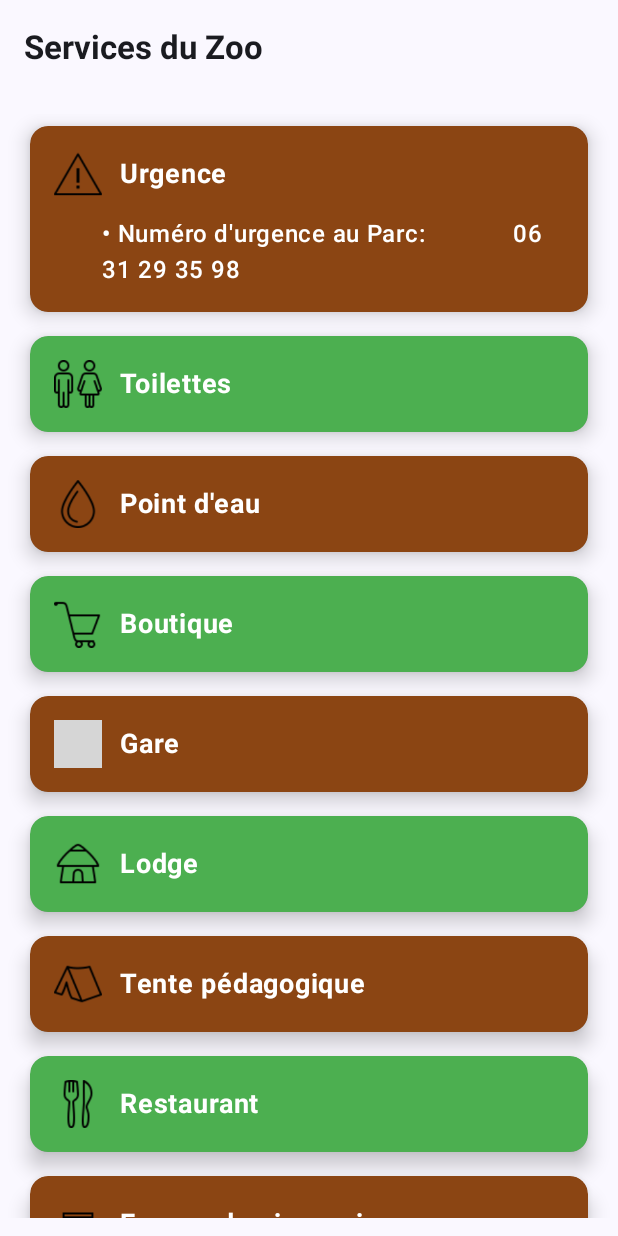
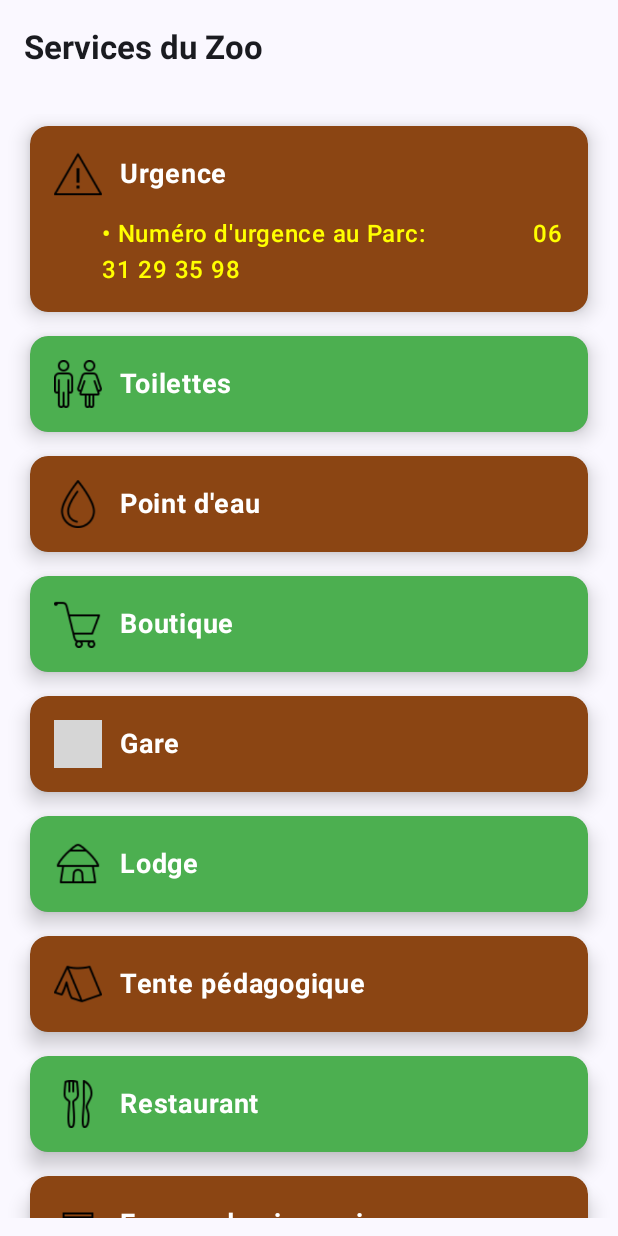
Before and after one commit to enzo30112003/zoo, an Android app built with Jetpack Compose: the ServicesScreen screen opened through its navigation route, after a tap on "Urgence", on a phone screen of 412 x 824 dp. Run offline under Robolectric (Android 15) with nearby library versions, the phone set to English and light mode, and no system bars; our stand-ins replace Firebase (no records; nobody signed in at launch, a user with empty details on screens opened directly); grey boxes are pictures that could not be loaded.

```diff
--- a/app/src/main/java/fr/isen/morelli/zoo/MainActivity.kt
+++ b/app/src/main/java/fr/isen/morelli/zoo/MainActivity.kt
@@ -48,15 +48,15 @@ class MainActivity : ComponentActivity() {
                             FaqScreen(navController = navController)
                         }
                         composable("enclosures") {
-                            EnclosuresScreen(navController = navController)
+                            EnclosuresScreen(navController = navController, repository = repository)
                         }
                         composable("rateanimals") {
                             RateEnclosuresScreen(navController = navController)
                         }
                         composable("modifyenclosures") {
-                            // Passez repository à ModifyEnclosuresScreen
                             ModifyEnclosuresScreen(navController = navController, repository = repository)
                         }
+
                     }
                 }
             }
--- a/app/src/main/java/fr/isen/morelli/zoo/repository/FirebaseRepository.kt
+++ b/app/src/main/java/fr/isen/morelli/zoo/repository/FirebaseRepository.kt
@@ -58,10 +58,11 @@ class FirebaseRepository {
                 }
                 _biomes.value = biomeList
 
-                // Mise à jour de enclosuresStatus
+                // Mise à jour de enclosuresStatus avec une clé unique "biomeId_enclosureId"
                 val statusMap = biomeList.flatMap { biome ->
                     biome.enclosures.map { enclosure ->
-                        enclosure.id to Pair(enclosure.isopen, enclosure.inmaintenance)
+                        val uniqueKey = "${biome.id}_${enclosure.id}"
+                        uniqueKey to Pair(enclosure.isopen, enclosure.inmaintenance)
                     }
                 }.toMap()
                 _enclosuresStatus.value = statusMap
--- a/app/src/main/java/fr/isen/morelli/zoo/screens/ServicesScreen.kt
+++ b/app/src/main/java/fr/isen/morelli/zoo/screens/ServicesScreen.kt
@@ -6,25 +6,25 @@ import androidx.compose.foundation.background
 import androidx.compose.foundation.clickable
 import androidx.compose.foundation.layout.*
 import androidx.compose.foundation.lazy.LazyColumn
+import androidx.compose.foundation.lazy.itemsIndexed
 import androidx.compose.material3.*
 import androidx.compose.runtime.*
 import androidx.compose.ui.Alignment
 import androidx.compose.ui.Modifier
 import androidx.compose.ui.draw.shadow
 import androidx.compose.ui.graphics.Color
+import androidx.compose.ui.platform.LocalUriHandler
 import androidx.compose.ui.res.painterResource
+import androidx.compose.ui.text.font.FontWeight
 import androidx.compose.ui.unit.dp
 import androidx.compose.ui.unit.sp
 import androidx.navigation.NavController
 import fr.isen.morelli.zoo.R
-import androidx.compose.material3.CardDefaults
-import androidx.compose.foundation.lazy.itemsIndexed
-
 
 data class Service(val name: String, val locations: List<String>, val iconRes: Int)
-// 📌 Liste des services avec leurs emplacements et icônes PNG
+
 val services = listOf(
-    Service("Urgence", listOf("Numéro d'urgence au Parc:             06 31 29 35 98"), R.drawable.emergency),
+    Service("Urgence", listOf("Numéro d'urgence au Parc:                06 31 29 35 98"), R.drawable.emergency),
     Service("Toilettes", listOf("Entrée principale", "le Plateau", "les Clairières (Chien des buissons)"), R.drawable.toilettes),
     Service("Point d'eau", listOf("le Plateau", "le Plateau (Girafe)", "le Vallon des cascades (Mouflon)", "les Clairières (Lynx)", "les Clairières (Wallaby)"), R.drawable.waterpoint),
     Service("Boutique", listOf("Entrée principale"), R.drawable.shop),
@@ -36,7 +36,8 @@ val services = listOf(
     Service("Plateau de jeux", listOf("le Plateau"), R.drawable.gamearea),
     Service("Point de vue", listOf("le Plateau (Girafe)", "le Belvédère (Rhinocéros)", "le Belvédère (Suricate)"), R.drawable.vuepoint)
 )
-val brownColor = Color(0xFF8B4513) // Marron (brun)
+
+val brownColor = Color(0xFF8B4513) // Marron
 val greenColor = Color(0xFF4CAF50) // Vert
 
 @OptIn(ExperimentalMaterial3Api::class)
@@ -47,7 +48,7 @@ fun ServicesScreen(navController: NavController) {
     Scaffold(
         topBar = {
             TopAppBar(
-                title = { Text("Services du Zoo", fontWeight = androidx.compose.ui.text.font.FontWeight.Bold) }
+                title = { Text("Services du Zoo", fontWeight = FontWeight.Bold) }
             )
         }
     ) { padding ->
@@ -76,7 +77,6 @@ fun ServicesScreen(navController: NavController) {
     }
 }
 
-// 📌 Élément de liste amélioré avec icônes PNG et couleurs alternées
 @Composable
 fun ServiceItem(
     serviceName: String,
@@ -86,13 +86,15 @@ fun ServiceItem(
     onClick: () -> Unit,
     backgroundColor: Color
 ) {
+    val uriHandler = LocalUriHandler.current
+
     Card(
         modifier = Modifier
             .fillMaxWidth()
             .padding(8.dp)
             .shadow(8.dp, shape = MaterialTheme.shapes.medium)
             .clickable(onClick = onClick)
-            .animateContentSize(), // Animation fluide de l'expansion
+            .animateContentSize(),
         elevation = CardDefaults.cardElevation(defaultElevation = 6.dp),
         colors = CardDefaults.cardColors(containerColor = backgroundColor)
     ) {
@@ -110,19 +112,28 @@ fun ServiceItem(
                 Text(
                     text = serviceName,
                     fontSize = 18.sp,
-                    fontWeight = androidx.compose.ui.text.font.FontWeight.Bold,
-                    color = Color.White // Texte en blanc pour contraste
+                    fontWeight = FontWeight.Bold,
+                    color = Color.White
                 )
             }
             if (isExpanded) {
                 Spacer(modifier = Modifier.height(8.dp))
                 locations.forEach { location ->
+                    val isPhoneNumber = location.trim().matches(Regex(".*\\d{2} \\d{2} \\d{2} \\d{2} \\d{2}.*"))
+
                     Text(
                         text = "• $location",
                         fontSize = 16.sp,
-                        fontWeight = androidx.compose.ui.text.font.FontWeight.Medium,
-                        color = Color.White,
-                        modifier = Modifier.padding(start = 32.dp, top = 4.dp)
+                        fontWeight = FontWeight.Medium,
+                        color = if (isPhoneNumber) Color.Yellow else Color.White,
+                        modifier = Modifier
+                            .padding(start = 32.dp, top = 4.dp)
+                            .clickable(enabled = isPhoneNumber) {
+                                if (isPhoneNumber) {
+                                    val phoneNumber = location.filter { it.isDigit() }
+                                    uriHandler.openUri("tel:$phoneNumber")
+                                }
+                            }
                     )
                 }
             }
```
Also changed, not shown: app/src/main/java/fr/isen/morelli/zoo/screens/EnclosuresScreen.kt (+33 -14 lines), app/src/main/java/fr/isen/morelli/zoo/screens/RateEnclosuresScreen.kt (+66 -15 lines).
